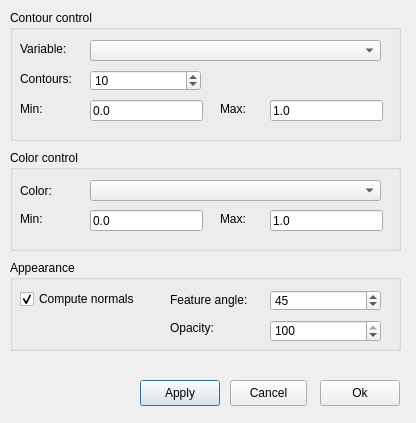
First picture: the form in ElmerGUI/vtkpost/isosurface.ui, repository tehnick/elmerfem, before the edit.
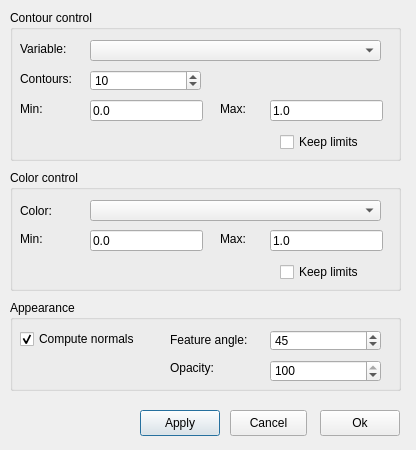
Second picture: the form after the edit. Icons and pictures are not drawn.

Commit message: ElmerGUI: Added the keep-limits check boxes to vtk widget

```diff
--- a/ElmerGUI/vtkpost/isosurface.ui
+++ b/ElmerGUI/vtkpost/isosurface.ui
@@ -6,7 +6,7 @@
     <x>0</x>
     <y>0</y>
     <width>416</width>
-    <height>423</height>
+    <height>450</height>
    </rect>
   </property>
   <property name="windowTitle" >
@@ -16,7 +16,7 @@
    <property name="geometry" >
     <rect>
      <x>140</x>
-     <y>380</y>
+     <y>410</y>
      <width>80</width>
      <height>26</height>
     </rect>
@@ -35,7 +35,7 @@
    <property name="geometry" >
     <rect>
      <x>320</x>
-     <y>380</y>
+     <y>410</y>
      <width>80</width>
      <height>26</height>
     </rect>
@@ -53,7 +53,7 @@
      <x>10</x>
      <y>10</y>
      <width>391</width>
-     <height>131</height>
+     <height>151</height>
     </rect>
    </property>
    <property name="title" >
@@ -166,14 +166,27 @@
      <string>Min:</string>
     </property>
    </widget>
+   <widget class="QCheckBox" name="keepContourLimits" >
+    <property name="geometry" >
+     <rect>
+      <x>270</x>
+      <y>120</y>
+      <width>91</width>
+      <height>24</height>
+     </rect>
+    </property>
+    <property name="text" >
+     <string>Keep limits</string>
+    </property>
+   </widget>
   </widget>
   <widget class="QGroupBox" name="colorsGroup" >
    <property name="geometry" >
     <rect>
      <x>10</x>
-     <y>150</y>
+     <y>170</y>
      <width>391</width>
-     <height>101</height>
+     <height>121</height>
     </rect>
    </property>
    <property name="title" >
@@ -254,12 +267,25 @@
      <string>Max:</string>
     </property>
    </widget>
+   <widget class="QCheckBox" name="keepColorLimits" >
+    <property name="geometry" >
+     <rect>
+      <x>270</x>
+      <y>90</y>
+      <width>91</width>
+      <height>24</height>
+     </rect>
+    </property>
+    <property name="text" >
+     <string>Keep limits</string>
+    </property>
+   </widget>
   </widget>
   <widget class="QGroupBox" name="appearanceGroup" >
    <property name="geometry" >
     <rect>
      <x>10</x>
-     <y>260</y>
+     <y>300</y>
      <width>391</width>
      <height>91</height>
     </rect>
@@ -346,7 +372,7 @@
    <property name="geometry" >
     <rect>
      <x>230</x>
-     <y>380</y>
+     <y>410</y>
      <width>77</width>
      <height>26</height>
     </rect>
```
The commit also changes 11 other files.
